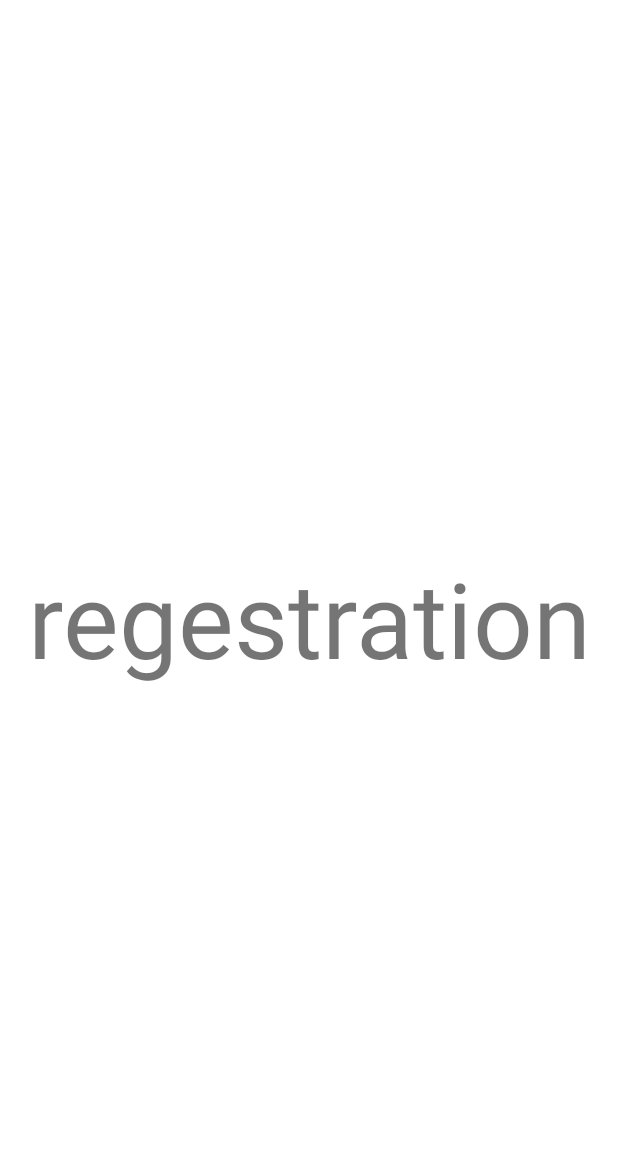
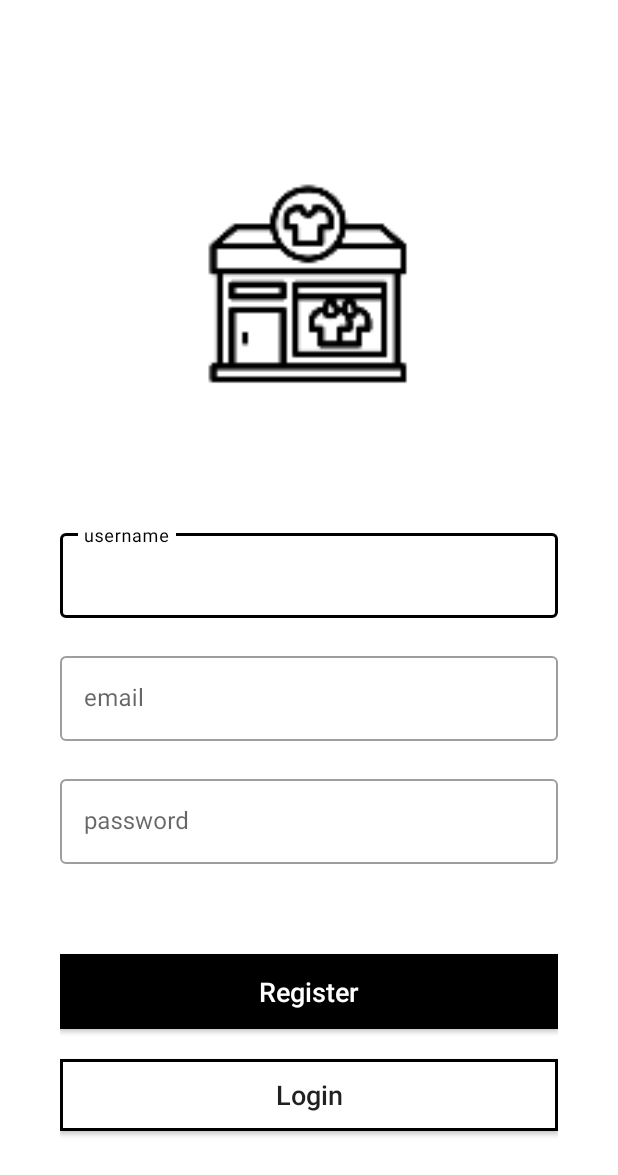
Before and after one commit to MustafaZakria/ClothingApp, an Android app: the screen it shows after launch (RegisterationActivity before the commit, RegistrationActivity after it), after a tap on "Register", on a phone screen of 412 x 824 dp. Shown: the top 1175 px of the screen. Run offline under Robolectric (Android 15) with nearby library versions, the phone set to English and light mode, and no system bars.

Commit message:
created register screen

```diff
--- a/app/src/main/AndroidManifest.xml
+++ b/app/src/main/AndroidManifest.xml
@@ -14,7 +14,7 @@
         android:theme="@style/Theme.ClothingApp"
         tools:targetApi="31">
         <activity
-            android:name=".RegisterationActivity"
+            android:name=".RegistrationActivity"
             android:exported="false" />
         <activity
             android:name=".NavigationActivity"
--- a/app/src/main/java/com/example/clothingapp/MainActivity.kt
+++ b/app/src/main/java/com/example/clothingapp/MainActivity.kt
@@ -6,15 +6,13 @@ import android.os.Bundle
 import android.widget.Button
 
 class MainActivity : AppCompatActivity() {
-
-
     override fun onCreate(savedInstanceState: Bundle?) {
         super.onCreate(savedInstanceState)
         setContentView(R.layout.activity_main)
         val loginRegister = findViewById<Button>(R.id.login_register)
         loginRegister.setOnClickListener {
             //Todo: check validation of user name and password
-            startActivity(Intent(this,RegisterationActivity::class.java))
+            startActivity(Intent(this,RegistrationActivity::class.java))
         }
         val loginLogin = findViewById<Button>(R.id.login_login)
         loginLogin.setOnClickListener {
--- a/app/src/main/java/com/example/clothingapp/RegisterationActivity.kt
+++ /dev/null
@@ -1,11 +0,0 @@
-package com.example.clothingapp
-
-import androidx.appcompat.app.AppCompatActivity
-import android.os.Bundle
-
-class RegisterationActivity : AppCompatActivity() {
-    override fun onCreate(savedInstanceState: Bundle?) {
-        super.onCreate(savedInstanceState)
-        setContentView(R.layout.activity_registeration)
-    }
-}
--- /dev/null
+++ b/app/src/main/java/com/example/clothingapp/RegistrationActivity.kt
@@ -0,0 +1,22 @@
+package com.example.clothingapp
+
+import android.content.Intent
+import androidx.appcompat.app.AppCompatActivity
+import android.os.Bundle
+import android.widget.Button
+
+class RegistrationActivity : AppCompatActivity() {
+    override fun onCreate(savedInstanceState: Bundle?) {
+        super.onCreate(savedInstanceState)
+        setContentView(R.layout.activity_registeration)
+        val registerLogin = findViewById<Button>(R.id.register_login)
+        registerLogin.setOnClickListener {
+            startActivity(Intent(this,MainActivity::class.java))
+        }
+        val registerRegister = findViewById<Button>(R.id.register_register)
+        registerRegister.setOnClickListener {
+            //Todo: check validation of user name and password
+            startActivity(Intent(this,MainActivity::class.java))
+        }
+    }
+}
--- a/app/src/main/res/drawable/buttonshape.xml
+++ b/app/src/main/res/drawable/buttonshape.xml
@@ -1,8 +1,8 @@
 <?xml version="1.0" encoding="utf-8"?>
 <shape xmlns:android="http://schemas.android.com/apk/res/android" android:shape="rectangle" >
     <corners
-        android:topLeftRadius="25dp"
-        android:topRightRadius="25dp"
+        android:topLeftRadius="0dp"
+        android:topRightRadius="0dp"
         android:bottomLeftRadius="0dp"
         android:bottomRightRadius="0dp"
         />
--- a/app/src/main/res/drawable/buttonshape2.xml
+++ b/app/src/main/res/drawable/buttonshape2.xml
@@ -5,8 +5,8 @@
     <corners
         android:topLeftRadius="0dp"
         android:topRightRadius="0dp"
-        android:bottomLeftRadius="25dp"
-        android:bottomRightRadius="25dp"
+        android:bottomLeftRadius="0dp"
+        android:bottomRightRadius="0dp"
         />
     <solid
         android:color="#FFFFFF"
--- a/app/src/main/res/layout/activity_main.xml
+++ b/app/src/main/res/layout/activity_main.xml
@@ -31,7 +31,7 @@
         android:layout_width="match_parent"
         android:layout_height="50dp"
         android:layout_marginTop="60dp"
-        android:text="@string/login"
+        android:text="@string/login_login"
         android:background="@drawable/buttonshape"
         app:layout_constraintEnd_toEndOf="parent"
         app:layout_constraintStart_toStartOf="parent"
@@ -49,7 +49,7 @@
         android:layout_width="match_parent"
         android:layout_height="wrap_content"
         android:layout_marginTop="20dp"
-        android:text="@string/register"
+        android:text="@string/login_register"
         app:layout_constraintEnd_toEndOf="parent"
         app:layout_constraintStart_toStartOf="parent"
         app:layout_constraintTop_toBottomOf="@+id/login_login"
--- a/app/src/main/res/layout/activity_registeration.xml
+++ b/app/src/main/res/layout/activity_registeration.xml
@@ -1,20 +1,119 @@
 <?xml version="1.0" encoding="utf-8"?>
-<androidx.constraintlayout.widget.ConstraintLayout xmlns:android="http://schemas.android.com/apk/res/android"
+<androidx.constraintlayout.widget.ConstraintLayout
+    xmlns:android="http://schemas.android.com/apk/res/android"
     xmlns:app="http://schemas.android.com/apk/res-auto"
     xmlns:tools="http://schemas.android.com/tools"
+    android:id="@+id/constraint_layout"
     android:layout_width="match_parent"
     android:layout_height="match_parent"
-    tools:context=".RegisterationActivity">
+    android:gravity="center_vertical"
+    tools:context=".RegistrationActivity"
+    android:paddingTop="90dp"
+    android:paddingRight="40dp"
+    android:paddingLeft="40dp"
+    >
 
-    <TextView
-        android:layout_width="wrap_content"
+    <ImageView
+        android:layout_width="200dp"
+        android:layout_height="200dp"
+        android:id="@+id/appIcon"
+        android:src="@mipmap/app_icon"
+        app:layout_constraintLeft_toLeftOf="@id/constraint_layout"
+        app:layout_constraintRight_toRightOf="@id/constraint_layout"
+        app:layout_constraintBottom_toTopOf="@id/username"
+        android:contentDescription="@string/app_icon">
+    </ImageView>
+
+
+    <androidx.appcompat.widget.AppCompatButton
+        android:id="@+id/register_register"
+        android:layout_width="match_parent"
+        android:layout_height="50dp"
+        android:layout_marginTop="60dp"
+        android:text="@string/register_register"
+        android:background="@drawable/buttonshape"
+        app:layout_constraintEnd_toEndOf="parent"
+        app:layout_constraintStart_toStartOf="parent"
+        app:layout_constraintTop_toBottomOf="@+id/pass"
+        android:textAllCaps="false"
+        android:textSize="18sp"
+        android:textColor="@color/white"
+        />
+
+
+    <androidx.appcompat.widget.AppCompatButton
+        android:background="@drawable/buttonshape2"
+        android:textAllCaps="false"
+        android:id="@+id/register_login"
+        android:layout_width="match_parent"
         android:layout_height="wrap_content"
-        app:layout_constraintTop_toTopOf="parent"
-        app:layout_constraintLeft_toLeftOf="parent"
-        app:layout_constraintRight_toRightOf="parent"
-        app:layout_constraintBottom_toBottomOf="parent"
-        android:textSize="70sp"
-        android:text="regestration">
-    </TextView>
+        android:layout_marginTop="20dp"
+        android:text="@string/register_login"
+        app:layout_constraintEnd_toEndOf="parent"
+        app:layout_constraintStart_toStartOf="parent"
+        app:layout_constraintTop_toBottomOf="@+id/register_register"
+        android:textSize="18sp"/>
+
+    <!--    <TextView-->
+    <!--        android:id="@+id/textView2"-->
+    <!--        android:layout_width="wrap_content"-->
+    <!--        android:layout_height="wrap_content"-->
+    <!--        android:text="Forget password?"-->
+    <!--        app:layout_constraintEnd_toEndOf="parent"-->
+    <!--        app:layout_constraintHorizontal_bias="0.986"-->
+    <!--        app:layout_constraintStart_toStartOf="parent"-->
+    <!--        app:layout_constraintTop_toBottomOf="@+id/pass" />-->
+
+
+    <com.google.android.material.textfield.TextInputLayout
+        android:layout_marginTop="60dp"
+        style="@style/Widget.MaterialComponents.TextInputLayout.OutlinedBox"
+        android:layout_width="match_parent"
+        android:layout_height="wrap_content"
+        app:layout_constraintTop_toBottomOf="@id/appIcon"
+        android:id="@+id/username"
+        >
+
+        <EditText
+            android:id="@+id/et_username"
+            android:layout_width="match_parent"
+            android:layout_height="wrap_content"
+            android:hint="@string/username"
+            android:inputType="textPersonName" />
+    </com.google.android.material.textfield.TextInputLayout>
+
+    <com.google.android.material.textfield.TextInputLayout
+        android:layout_marginTop="20dp"
+        style="@style/Widget.MaterialComponents.TextInputLayout.OutlinedBox"
+        android:layout_width="match_parent"
+        android:layout_height="wrap_content"
+        app:layout_constraintTop_toBottomOf="@id/username"
+        android:id="@+id/email"
+        >
+
+        <EditText
+            android:id="@+id/et_email"
+            android:layout_width="match_parent"
+            android:layout_height="wrap_content"
+            android:hint="@string/email"
+            android:inputType="textEmailAddress" />
+    </com.google.android.material.textfield.TextInputLayout>
+
+    <com.google.android.material.textfield.TextInputLayout
+        style="@style/Widget.MaterialComponents.TextInputLayout.OutlinedBox"
+        android:layout_width="match_parent"
+        android:layout_height="wrap_content"
+        app:layout_constraintTop_toBottomOf="@id/email"
+        android:id="@+id/pass"
+        android:layout_marginTop="20dp"
+        >
+
+        <EditText
+            android:id="@+id/et_password"
+            android:layout_width="match_parent"
+            android:layout_height="wrap_content"
+            android:hint="@string/password"
+            android:inputType="textPassword" />
+    </com.google.android.material.textfield.TextInputLayout>
 
 </androidx.constraintlayout.widget.ConstraintLayout>
--- a/app/src/main/res/values/strings.xml
+++ b/app/src/main/res/values/strings.xml
@@ -5,9 +5,12 @@
     <string name="menu">Menu</string>
     <string name="all_products">All products</string>
     <string name="filter">Filter</string>
-    <string name="login">Login</string>
+    <string name="login_login">Login</string>
     <string name="app_icon">appIcon</string>
-    <string name="register">Register</string>
+    <string name="login_register">Register</string>
     <string name="username">username</string>
     <string name="password">password</string>
+    <string name="email">email</string>
+    <string name="register_register">Register</string>
+    <string name="register_login">Login</string>
 </resources>
```
